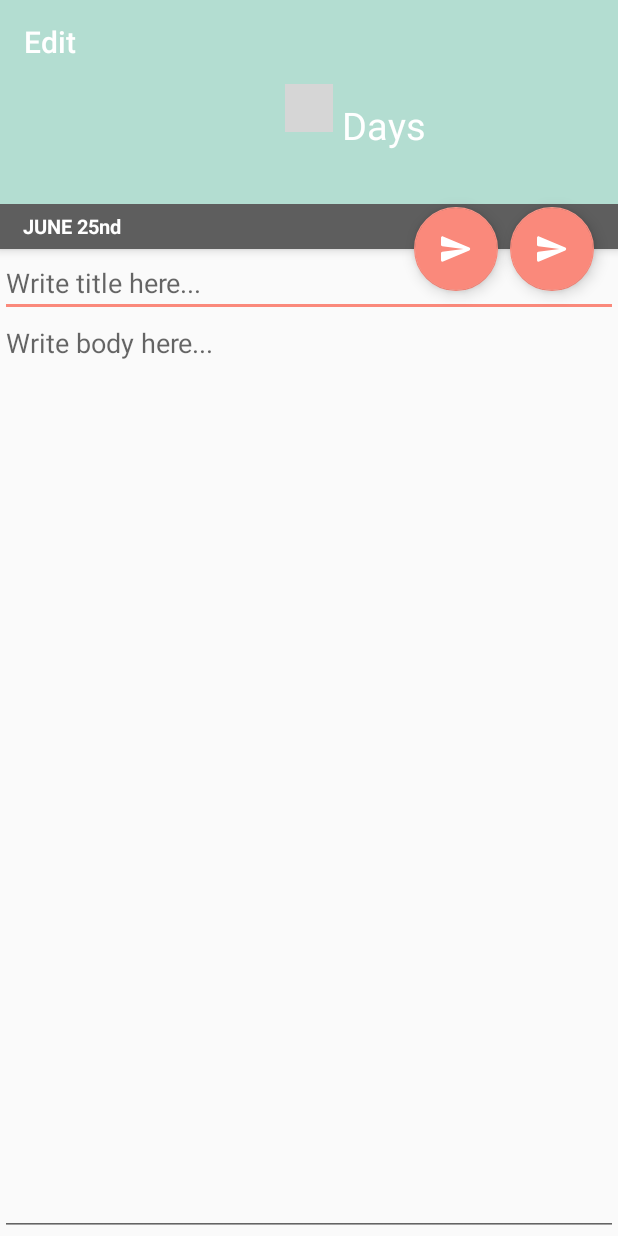
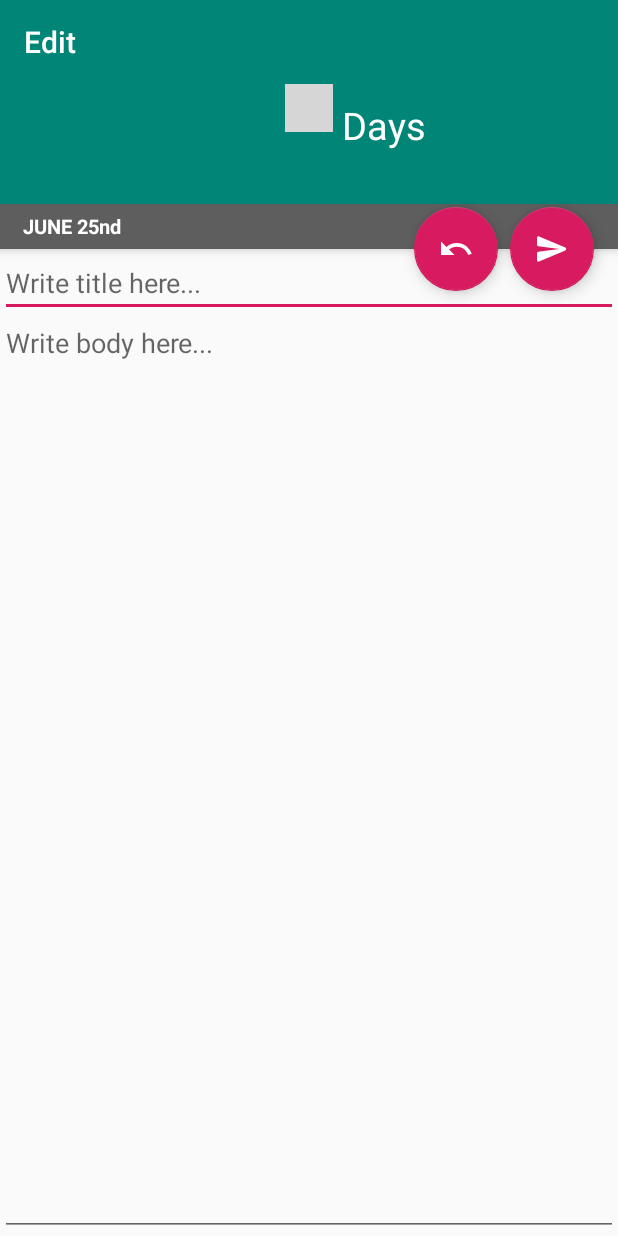
Before and after one commit to Xiayf98/TheDiary, an Android app: the EditActivity screen opened directly, with no data from a screen before it, on a phone screen of 412 x 824 dp. Run offline under Robolectric (Android 15) with nearby library versions, the phone set to English and light mode, and no system bars; libraries missing offline, so code that uses them is left out: com.robinhood.ticker; plain views replace TickerView; 3 statements that could not run were skipped; grey boxes are pictures that could not be loaded.

Commit message:
撤销按钮样式补充完成；新增了几个在侧拉菜单中的按钮样式；对app的theme颜色进行了调整

```diff
--- /dev/null
+++ b/app/src/main/res/drawable/vector_drawable_baseline_undo___px.xml
@@ -0,0 +1,7 @@
+<?xml version="1.0" encoding="utf-8"?>
+<vector xmlns:android="http://schemas.android.com/apk/res/android" android:viewportWidth="24"
+    android:viewportHeight="24" android:width="24dp" android:height="24dp">
+    <path android:fillColor="#00000000" android:pathData="M0 0h24v24H0z" />
+    <path android:fillColor="#FFFF"
+        android:pathData="M12.5 8c-2.65 0-5.05 0.99-6.9 2.6L2 7v9h9l-3.62-3.62c1.39-1.16 3.16-1.88 5.12-1.88 3.54 0 6.55 2.31 7.6 5.5l2.37 -0.78C21.08 11.03 17.15 8 12.5 8z" />
+</vector>
--- a/app/src/main/res/drawable/vector_drawable_round_add_box___px.xml
+++ b/app/src/main/res/drawable/vector_drawable_round_add_box___px.xml
@@ -2,6 +2,6 @@
 <vector xmlns:android="http://schemas.android.com/apk/res/android" android:viewportWidth="24"
     android:viewportHeight="24" android:width="24dp" android:height="24dp">
     <path android:fillColor="#00000000" android:pathData="M0 0h24v24H0V0z" />
-    <path android:fillColor="#FA897B"
+    <path android:fillColor="@color/colorAccent"
         android:pathData="M19 3H5c-1.11 0-2 0.9-2 2v14c0 1.1 0.89 2 2 2h14c1.1 0 2 -0.9 2-2V5c0-1.1 -0.9-2-2-2zm-3 10h-3v3c0 0.55 -0.45 1-1 1s-1 -0.45-1-1v-3H8c -0.55 0-1 -0.45-1-1s 0.45-1 1-1h3V8c0 -0.55 0.45-1 1-1s1 0.45 1 1v3h3c 0.55 0 1 0.45 1 1s -0.45 1-1 1z" />
 </vector>
--- a/app/src/main/res/layout/activity_edit.xml
+++ b/app/src/main/res/layout/activity_edit.xml
@@ -104,7 +104,7 @@
     然后修改下面的app:srcCompat-->
     <android.support.design.widget.FloatingActionButton
         android:id="@+id/mainButton_undo"
-        app:srcCompat="@drawable/vector_drawable_round_send___px"
+        app:srcCompat="@drawable/vector_drawable_baseline_undo___px"
         android:layout_width="wrap_content"
         android:layout_height="wrap_content"
         android:clickable="true"
--- a/app/src/main/res/values/colors.xml
+++ b/app/src/main/res/values/colors.xml
@@ -1,7 +1,9 @@
 <?xml version="1.0" encoding="utf-8"?>
 <resources>
-    <color name="colorPrimary">#B3DDD1</color>
-    <color name="colorPrimaryDark">#80BEAF</color>
-    <color name="colorAccent">#FA897B</color>
+    <color name="white">#FFFFFF</color>
+    <color name="colorPrimary">#008577</color>
+    <color name="colorPrimaryDark">#00574B</color>
+    <color name="colorAccent">#D81B60</color>
+    <color name="black">#000000</color>
     <color name="colorText">#EE9C6C</color>
 </resources>
```
Also changed, not shown: app/src/main/res/drawable/vector_drawable_round_cancel___px.xml (added, +8 -0 lines), app/src/main/res/drawable/vector_drawable_round_face___px.xml (added, +7 -0 lines), app/src/main/res/drawable/vector_drawable_round_settings___px.xml (added, +7 -0 lines).
